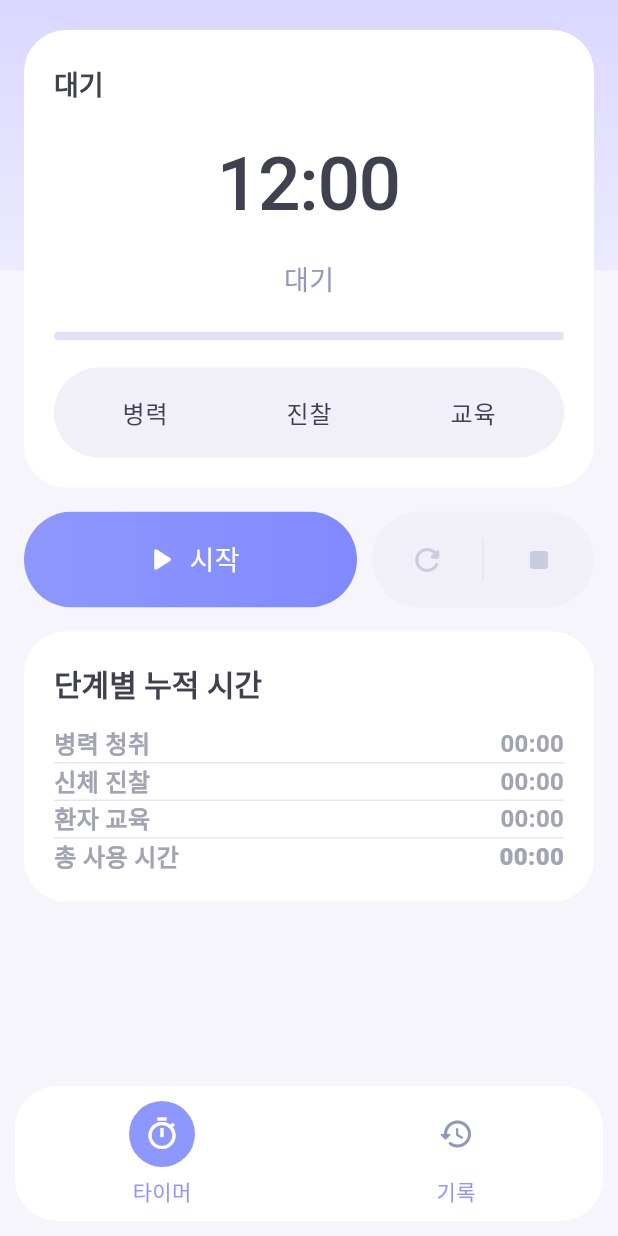
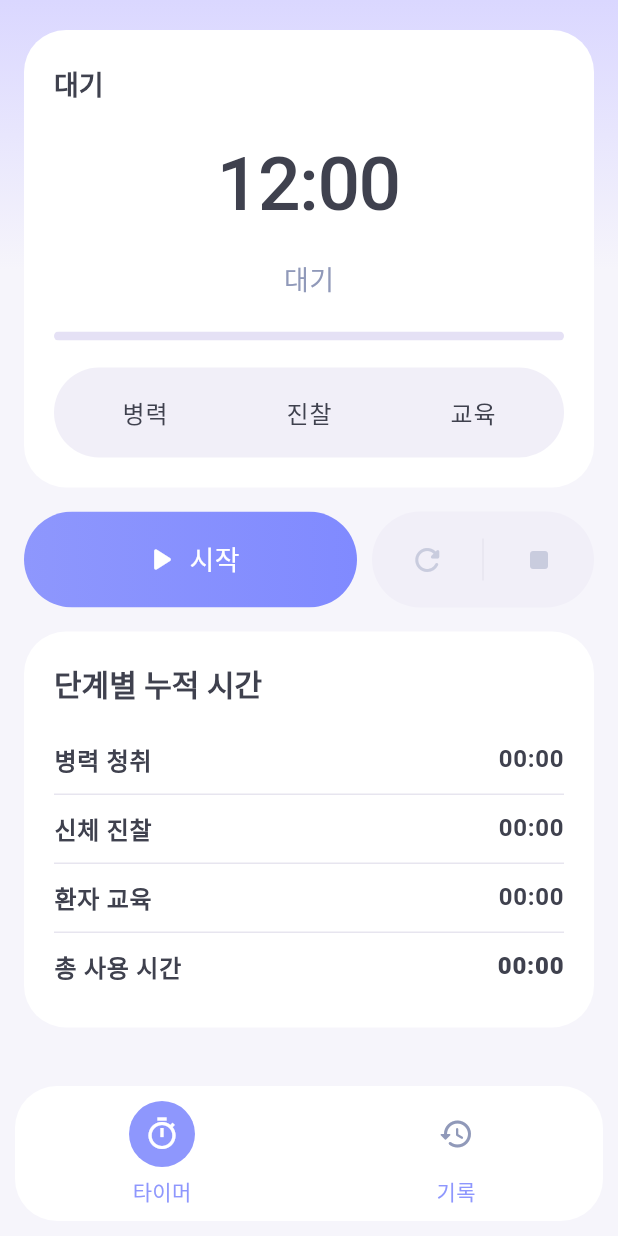
Before and after one commit to ksroh0202/cpx_timer, a Flutter app: the screen it shows after launch, on a phone screen of 412 x 824 dp. Run offline on Flutter 3.47's test engine with Material 3 defaults, Android fonts, the phone set to English and light mode, and no system bars; our stand-ins replace audioplayers, shared_preferences.

Commit message:
테마 시스템을 앱 루트와 화면 스타일에 연결

```diff
--- a/lib/screens/home_page.dart
+++ b/lib/screens/home_page.dart
@@ -396,7 +396,7 @@ class _HomePageState extends State<HomePage> {
 
   void _showTwoMinuteAlert() {
     ScaffoldMessenger.of(context).showSnackBar(
-      const SnackBar(
+      SnackBar(
         content: Text('시험 종료 2분 전입니다.'),
         duration: Duration(seconds: 3),
       ),
@@ -454,7 +454,6 @@ class _HomePageState extends State<HomePage> {
     ];
 
     return Scaffold(
-      backgroundColor: AppColors.background,
       body: SafeArea(
         child: Column(
           children: [
@@ -476,14 +475,7 @@ class _HomePageState extends State<HomePage> {
           child: Container(
             height: 180,
             decoration: const BoxDecoration(
-              gradient: LinearGradient(
-                colors: [
-                  Color(0xFFDAD7FF),
-                  Color(0xFFECEAFF),
-                ],
-                begin: Alignment.topCenter,
-                end: Alignment.bottomCenter,
-              ),
+              gradient: AppStyles.headerGradient,
             ),
           ),
         ),
@@ -535,12 +527,10 @@ class _HomePageState extends State<HomePage> {
           ),
           const SizedBox(height: 22),
           ClipRRect(
-            borderRadius: BorderRadius.circular(999),
+            borderRadius: AppStyles.pillRadius,
             child: LinearProgressIndicator(
               value: progress.clamp(0.0, 1.0),
               minHeight: 6,
-              backgroundColor: const Color(0xFFE5E1F5),
-              valueColor: const AlwaysStoppedAnimation(AppColors.primary),
             ),
           ),
           const SizedBox(height: 18),
@@ -571,7 +561,7 @@ class _HomePageState extends State<HomePage> {
                     )
                   : null,
               color: selected ? null : Colors.transparent,
-              borderRadius: BorderRadius.circular(24),
+              borderRadius: AppStyles.cardInnerRadius,
             ),
             child: Center(
               child: Text(
@@ -745,7 +735,7 @@ class _HomePageState extends State<HomePage> {
       child: Material(
         color: Colors.transparent,
         child: InkWell(
-          borderRadius: BorderRadius.circular(999),
+          borderRadius: AppStyles.pillRadius,
           onTap: onTap,
           child: Ink(
             height: 64,
@@ -755,14 +745,14 @@ class _HomePageState extends State<HomePage> {
               children: [
                 Icon(
                   icon,
-                  color: Colors.white,
+                  color: AppColors.primaryTextOn,
                   size: 26,
                 ),
                 const SizedBox(width: 6),
                 Text(
                   label,
                   style: AppStyles.buttonText.copyWith(
-                    color: Colors.white,
+                    color: AppColors.primaryTextOn,
                   ),
                 ),
               ],
@@ -785,7 +775,7 @@ class _HomePageState extends State<HomePage> {
 
       return Expanded(
         child: InkWell(
-          borderRadius: BorderRadius.circular(999),
+          borderRadius: AppStyles.pillRadius,
           onTap: onTap,
           child: Center(
             child: Opacity(
@@ -864,7 +854,7 @@ class _HomePageState extends State<HomePage> {
                     child: Icon(
                       Icons.timer_outlined,
                       color: _selectedTab == 0
-                          ? Colors.white
+                          ? AppColors.primaryTextOn
                           : AppColors.textMuted,
                     ),
                   ),
@@ -905,7 +895,7 @@ class _HomePageState extends State<HomePage> {
                     child: Icon(
                       Icons.history_rounded,
                       color: _selectedTab == 1
-                          ? Colors.white
+                          ? AppColors.primaryTextOn
                           : AppColors.textMuted,
                     ),
                   ),
--- a/lib/screens/result_page.dart
+++ b/lib/screens/result_page.dart
@@ -1,20 +1,13 @@
 import 'package:flutter/material.dart';
 
-import '../widgets/stage_row.dart';
 import '../models/practice_record.dart';
 import '../utils/formatters.dart';
-import '../utils/formatters.dart';
+import '../widgets/stage_row.dart';
 
 class ResultPage extends StatelessWidget {
   final PracticeRecord record;
 
   const ResultPage({super.key, required this.record});
-
-  String formatSeconds(int totalSeconds) {
-    final minutes = totalSeconds ~/ 60;
-    final seconds = totalSeconds % 60;
-    return '${minutes.toString().padLeft(2, '0')}:${seconds.toString().padLeft(2, '0')}';
-  }
 
   String _formatDateTime(DateTime dt) {
     return '${dt.year}-${dt.month.toString().padLeft(2, '0')}-${dt.day.toString().padLeft(2, '0')} '
@@ -23,6 +16,8 @@ class ResultPage extends StatelessWidget {
 
   @override
   Widget build(BuildContext context) {
+    final textTheme = Theme.of(context).textTheme;
+
     return Scaffold(
       appBar: AppBar(
         title: const Text('결과 상세'),
@@ -31,19 +26,15 @@ class ResultPage extends StatelessWidget {
         padding: const EdgeInsets.all(16),
         children: [
           Card(
-            elevation: 0,
             child: Padding(
               padding: const EdgeInsets.all(20),
               child: Column(
                 children: [
-                  const Text(
-                    '연습 결과',
-                    style: TextStyle(fontSize: 18, fontWeight: FontWeight.w700),
-                  ),
+                  Text('연습 결과', style: textTheme.titleLarge),
                   const SizedBox(height: 18),
                   Text(
                     formatSeconds(record.totalSeconds),
-                    style: const TextStyle(
+                    style: textTheme.headlineLarge?.copyWith(
                       fontSize: 60,
                       fontWeight: FontWeight.w800,
                       height: 1,
@@ -52,12 +43,14 @@ class ResultPage extends StatelessWidget {
                   const SizedBox(height: 16),
                   Text(
                     record.endType,
-                    style: const TextStyle(fontSize: 18, fontWeight: FontWeight.w700),
+                    style: textTheme.titleLarge?.copyWith(
+                      fontWeight: FontWeight.w700,
+                    ),
                   ),
                   const SizedBox(height: 8),
                   Text(
                     _formatDateTime(record.endedAt),
-                    style: const TextStyle(fontSize: 15),
+                    style: textTheme.bodyMedium?.copyWith(fontSize: 15),
                   ),
                 ],
               ),
@@ -65,7 +58,6 @@ class ResultPage extends StatelessWidget {
           ),
           const SizedBox(height: 16),
           Card(
-            elevation: 0,
             child: Padding(
               padding: const EdgeInsets.all(16),
               child: Column(
@@ -74,17 +66,17 @@ class ResultPage extends StatelessWidget {
                     label: '병력 청취',
                     value: formatSeconds(record.historySeconds),
                   ),
-                  const Divider(height: 20),
+                  const Divider(height: 1),
                   StageRow(
                     label: '신체 진찰',
                     value: formatSeconds(record.physicalSeconds),
                   ),
-                  const Divider(height: 20),
+                  const Divider(height: 1),
                   StageRow(
                     label: '환자 교육',
                     value: formatSeconds(record.educationSeconds),
                   ),
-                  const Divider(height: 20),
+                  const Divider(height: 1),
                   StageRow(
                     label: '총 사용 시간',
                     value: formatSeconds(record.totalSeconds),
--- a/lib/theme/app_colors.dart
+++ b/lib/theme/app_colors.dart
@@ -4,6 +4,7 @@ class AppColors {
   static const background = Color(0xFFF6F5FB);
   static const surface = Color(0xFFFFFFFF);
   static const surfaceSoft = Color(0xFFF1EFF8);
+  static const surfaceTint = Color(0xFFDAD7FF);
 
   static const primary = Color(0xFF8E97FD);
   static const primaryDark = Color(0xFF808AFF);
@@ -14,5 +15,6 @@ class AppColors {
   static const textMuted = Color(0xFF9099B9);
 
   static const line = Color(0xFFE7E5EF);
+  static const progressTrack = Color(0xFFE5E1F5);
   static const iconSoft = Color(0xFF9099B9);
 }
--- a/lib/theme/app_styles.dart
+++ b/lib/theme/app_styles.dart
@@ -3,6 +3,7 @@ import 'app_colors.dart';
 
 class AppStyles {
   static final cardRadius = BorderRadius.circular(28);
+  static final cardInnerRadius = BorderRadius.circular(24);
   static final pillRadius = BorderRadius.circular(999);
 
   static final cardDecoration = BoxDecoration(
@@ -13,6 +14,13 @@ class AppStyles {
   static final softPillDecoration = BoxDecoration(
     color: AppColors.surfaceSoft,
     borderRadius: pillRadius,
+  );
+
+
+  static const headerGradient = LinearGradient(
+    colors: [AppColors.surfaceTint, AppColors.background],
+    begin: Alignment.topCenter,
+    end: Alignment.bottomCenter,
   );
 
   static final primaryPillDecoration = BoxDecoration(
--- a/lib/theme/app_theme.dart
+++ b/lib/theme/app_theme.dart
@@ -1,18 +1,59 @@
 import 'package:flutter/material.dart';
+
 import 'app_colors.dart';
+import 'app_styles.dart';
 
 class AppTheme {
   static ThemeData get lightTheme {
+    final colorScheme = ColorScheme.fromSeed(
+      seedColor: AppColors.primary,
+      brightness: Brightness.light,
+      surface: AppColors.surface,
+      onSurface: AppColors.textPrimary,
+    ).copyWith(
+      primary: AppColors.primary,
+      onPrimary: AppColors.primaryTextOn,
+      secondary: AppColors.primaryDark,
+      outline: AppColors.line,
+    );
+
     return ThemeData(
       useMaterial3: true,
       scaffoldBackgroundColor: AppColors.background,
-      colorSchemeSeed: AppColors.primary,
+      colorScheme: colorScheme,
       cardTheme: CardThemeData(
         elevation: 0,
         color: AppColors.surface,
-        shape: RoundedRectangleBorder(
-          borderRadius: BorderRadius.circular(24),
+        shape: RoundedRectangleBorder(borderRadius: AppStyles.cardInnerRadius),
+      ),
+      appBarTheme: const AppBarTheme(
+        backgroundColor: Colors.transparent,
+        foregroundColor: AppColors.textPrimary,
+        elevation: 0,
+      ),
+      dividerTheme: const DividerThemeData(color: AppColors.line, thickness: 1),
+      snackBarTheme: SnackBarThemeData(
+        backgroundColor: AppColors.textPrimary,
+        contentTextStyle: const TextStyle(color: AppColors.primaryTextOn),
+        behavior: SnackBarBehavior.floating,
+        shape: RoundedRectangleBorder(borderRadius: BorderRadius.circular(16)),
+      ),
+      dialogTheme: DialogThemeData(
+        backgroundColor: AppColors.surface,
+        shape: RoundedRectangleBorder(borderRadius: AppStyles.cardInnerRadius),
+      ),
+      textButtonTheme: TextButtonThemeData(
+        style: TextButton.styleFrom(foregroundColor: AppColors.textSecondary),
+      ),
+      filledButtonTheme: FilledButtonThemeData(
+        style: FilledButton.styleFrom(
+          foregroundColor: AppColors.primaryTextOn,
+          backgroundColor: AppColors.primary,
         ),
+      ),
+      progressIndicatorTheme: const ProgressIndicatorThemeData(
+        color: AppColors.primary,
+        linearTrackColor: AppColors.progressTrack,
       ),
       textTheme: const TextTheme(
         headlineLarge: TextStyle(
--- a/lib/widgets/stage_row.dart
+++ b/lib/widgets/stage_row.dart
@@ -6,6 +6,7 @@ class StageRow extends StatelessWidget {
   final bool isBold;
 
   const StageRow({
+    super.key,
     required this.label,
     required this.value,
     this.isBold = false,
@@ -13,16 +14,19 @@ class StageRow extends StatelessWidget {
 
   @override
   Widget build(BuildContext context) {
-    final style = TextStyle(
-      fontSize: 16,
+    final baseStyle = Theme.of(context).textTheme.bodyLarge;
+    final style = baseStyle?.copyWith(
       fontWeight: isBold ? FontWeight.w800 : FontWeight.w600,
     );
 
-    return Row(
-      children: [
-        Expanded(child: Text(label, style: style)),
-        Text(value, style: style),
-      ],
+    return Padding(
+      padding: const EdgeInsets.symmetric(vertical: 10),
+      child: Row(
+        children: [
+          Expanded(child: Text(label, style: style)),
+          Text(value, style: style),
+        ],
+      ),
     );
   }
 }
```
